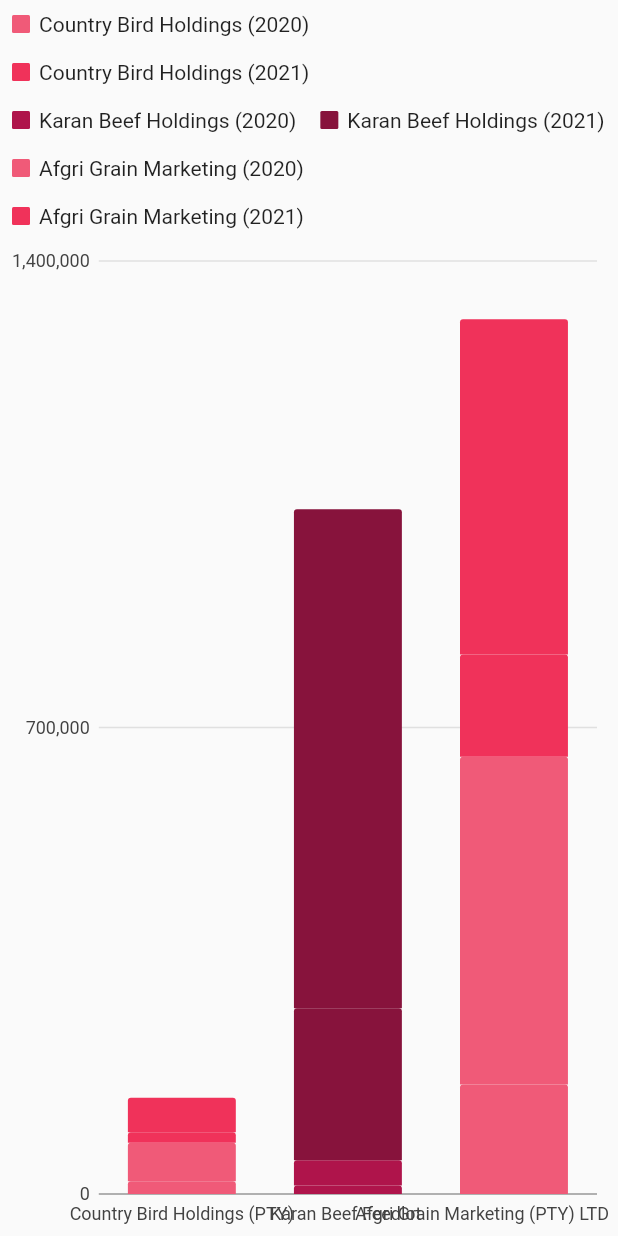
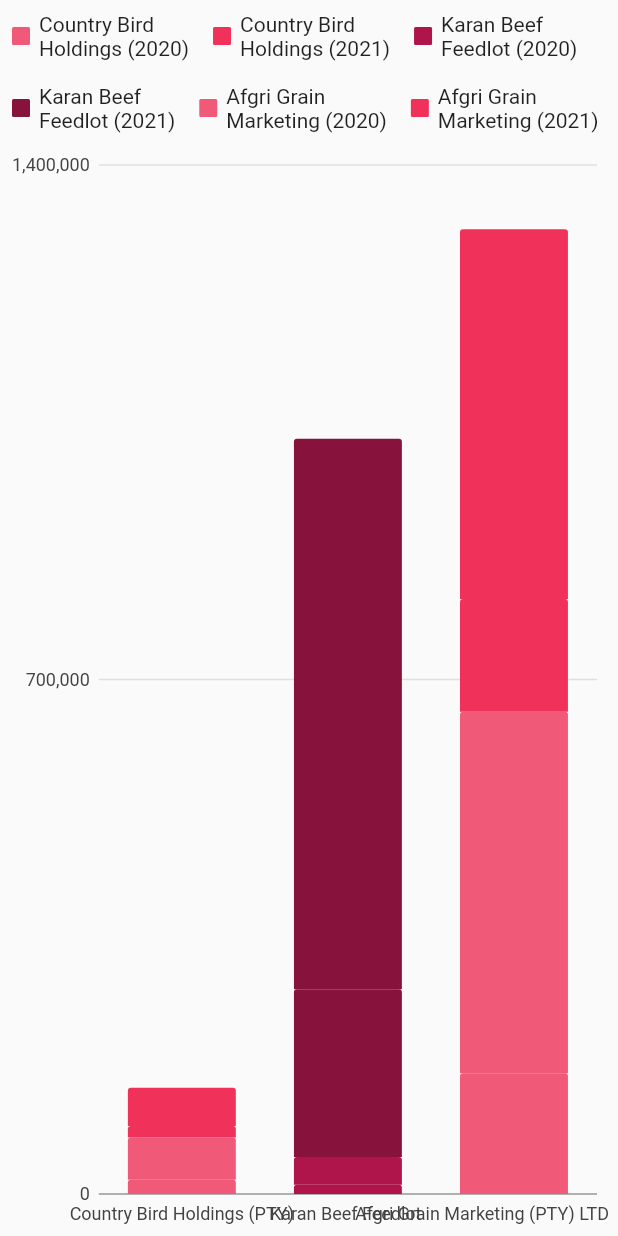
Before and after one commit to Nsuku0/FrontEnd, a Flutter app: the AgriChart widget shown alone on an empty page, opened directly, on a phone screen of 412 x 824 dp. Run offline on Flutter 3.47's test engine with Material 2 defaults, Android fonts, the phone set to English and light mode, and no system bars; our stand-ins replace charts_flutter, pie_chart, syncfusion_flutter_charts; missing offline and left inert: pretty_gauge.

Commit message:
chart legend fixed

```diff
--- a/lib/bar_charts/charts/agri_chart.dart
+++ b/lib/bar_charts/charts/agri_chart.dart
@@ -19,6 +19,9 @@ class AgriChart extends StatelessWidget {
       seriesList = _createSampleData(),
       animate: animate,
       barGroupingType: charts.BarGroupingType.stacked,
+      defaultRenderer: charts.BarRendererConfig(
+          cornerStrategy: const charts.ConstCornerStrategy(2)),
+
       // Add the series legend behavior to the chart to turn on series legends.
       // By default the legend will display above the chart.
       behaviors: [new charts.SeriesLegend()],
@@ -56,44 +59,45 @@ class AgriChart extends StatelessWidget {
       new Emissions('Afgri Grain Marketing (PTY) LTD', 153247), //scope 1 2021
       new Emissions('Afgri Grain Marketing (PTY) LTD', 503277), //scope 2 2021
     ];
+
     return [
       new charts.Series<Emissions, String>(
-        id: 'Country Bird Holdings (2020)',
+        id: 'Country Bird \nHoldings (2020)',
         colorFn: (_, __) => charts.ColorUtil.fromDartColor(pinks[3]),
         domainFn: (Emissions emission, _) => emission.name,
         measureFn: (Emissions emission, _) => emission.emissions,
         data: country_bird_2020,
       ),
       new charts.Series<Emissions, String>(
-        id: 'Country Bird Holdings (2021)',
+        id: 'Country Bird \nHoldings (2021)',
         colorFn: (_, __) => charts.ColorUtil.fromDartColor(pinks[2]),
         domainFn: (Emissions emission, _) => emission.name,
         measureFn: (Emissions emission, _) => emission.emissions,
         data: country_bird_2021,
       ),
       new charts.Series<Emissions, String>(
-        id: 'Karan Beef Holdings (2020)',
+        id: 'Karan Beef \nFeedlot (2020)',
         colorFn: (_, __) => charts.ColorUtil.fromDartColor(pinks[1]),
         domainFn: (Emissions emission, _) => emission.name,
         measureFn: (Emissions emission, _) => emission.emissions,
         data: karan_beef_2020,
       ),
       new charts.Series<Emissions, String>(
-        id: 'Karan Beef Holdings (2021)',
+        id: 'Karan Beef \nFeedlot (2021)',
         colorFn: (_, __) => charts.ColorUtil.fromDartColor(pinks[0]),
         domainFn: (Emissions emission, _) => emission.name,
         measureFn: (Emissions emission, _) => emission.emissions,
         data: karan_beef_2021,
       ),
       new charts.Series<Emissions, String>(
-        id: 'Afgri Grain Marketing (2020)',
+        id: 'Afgri Grain \nMarketing (2020)',
         colorFn: (_, __) => charts.ColorUtil.fromDartColor(pinks[3]),
         domainFn: (Emissions emission, _) => emission.name,
         measureFn: (Emissions emission, _) => emission.emissions,
         data: afgri_2020,
       ),
       new charts.Series<Emissions, String>(
-        id: 'Afgri Grain Marketing (2021)',
+        id: 'Afgri Grain \nMarketing (2021)',
         colorFn: (_, __) => charts.ColorUtil.fromDartColor(pinks[2]),
         domainFn: (Emissions emission, _) => emission.name,
         measureFn: (Emissions emission, _) => emission.emissions,
@@ -109,3 +113,9 @@ class Emissions {
 
   Emissions(this.name, this.emissions);
 }
+
+class Revenues {
+  final String name;
+  final double revenue;
+  Revenues(this.name, this.revenue);
+}
--- a/lib/bar_charts/charts/banking_chart.dart
+++ b/lib/bar_charts/charts/banking_chart.dart
@@ -18,6 +18,9 @@ class BankingChart extends StatelessWidget {
       seriesList = _createSampleData(),
       animate: animate,
       barGroupingType: charts.BarGroupingType.stacked,
+      defaultRenderer: charts.BarRendererConfig(
+          cornerStrategy: const charts.ConstCornerStrategy(2)),
+
       // Add the series legend behavior to the chart to turn on series legends.
       // By default the legend will display above the chart.
       behaviors: [new charts.SeriesLegend()],
--- a/lib/bar_charts/charts/manufacturing_chart.dart
+++ b/lib/bar_charts/charts/manufacturing_chart.dart
@@ -18,6 +18,9 @@ class ManufacturingChart extends StatelessWidget {
       seriesList = _createSampleData(),
       animate: animate,
       barGroupingType: charts.BarGroupingType.stacked,
+      defaultRenderer: charts.BarRendererConfig(
+          cornerStrategy: const charts.ConstCornerStrategy(2)),
+
       // Add the series legend behavior to the chart to turn on series legends.
       // By default the legend will display above the chart.
       behaviors: [new charts.SeriesLegend()],
--- a/lib/bar_charts/charts/mining_chart.dart
+++ b/lib/bar_charts/charts/mining_chart.dart
@@ -20,6 +20,9 @@ class MiningChart extends StatelessWidget {
       barGroupingType: charts.BarGroupingType.stacked,
       // Add the series legend behavior to the chart to turn on series legends.
       // By default the legend will display above the chart.
+      defaultRenderer: charts.BarRendererConfig(
+          cornerStrategy: const charts.ConstCornerStrategy(2)),
+
       behaviors: [new charts.SeriesLegend()],
     );
   }
--- a/lib/bar_charts/charts/retail_chart.dart
+++ b/lib/bar_charts/charts/retail_chart.dart
@@ -20,6 +20,9 @@ class RetailChart extends StatelessWidget {
       barGroupingType: charts.BarGroupingType.stacked,
       // Add the series legend behavior to the chart to turn on series legends.
       // By default the legend will display above the chart.
+      defaultRenderer: charts.BarRendererConfig(
+          cornerStrategy: const charts.ConstCornerStrategy(2)),
+
       behaviors: [new charts.SeriesLegend()],
     );
   }
--- a/lib/bar_charts/charts/tmt_chart.dart
+++ b/lib/bar_charts/charts/tmt_chart.dart
@@ -20,6 +20,9 @@ class TMTChart extends StatelessWidget {
       barGroupingType: charts.BarGroupingType.stacked,
       // Add the series legend behavior to the chart to turn on series legends.
       // By default the legend will display above the chart.
+      defaultRenderer: charts.BarRendererConfig(
+          cornerStrategy: const charts.ConstCornerStrategy(2)),
+
       behaviors: [new charts.SeriesLegend()],
     );
   }
```
Also changed, not shown: lib/map.dart (deleted, +0 -19 lines), 1 other file.
